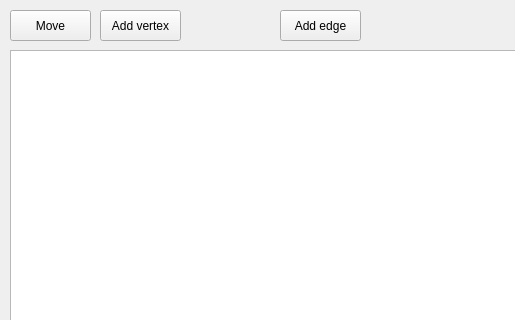
Qt form graph/mainwindow.ui (Daria42/cpp_tlen) before a commit; both pictures show x 0 to 515 and y 0 to 320 of the 1280 by 720 pixel window.
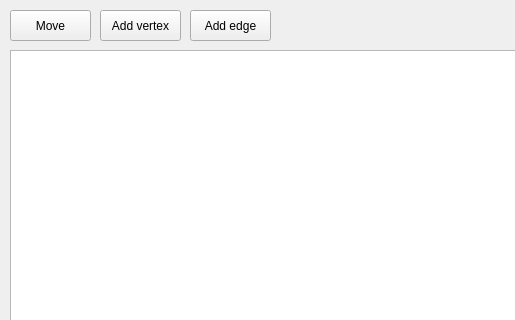
The same form after that commit.

```diff
--- a/graph/mainwindow.ui
+++ b/graph/mainwindow.ui
@@ -46,7 +46,7 @@
    <widget class="QPushButton" name="pushButtonAddEdge">
     <property name="geometry">
      <rect>
-      <x>280</x>
+      <x>190</x>
       <y>10</y>
       <width>81</width>
       <height>31</height>
```
Left out of the diff: 26 changed lines with no effect on the pictures.
